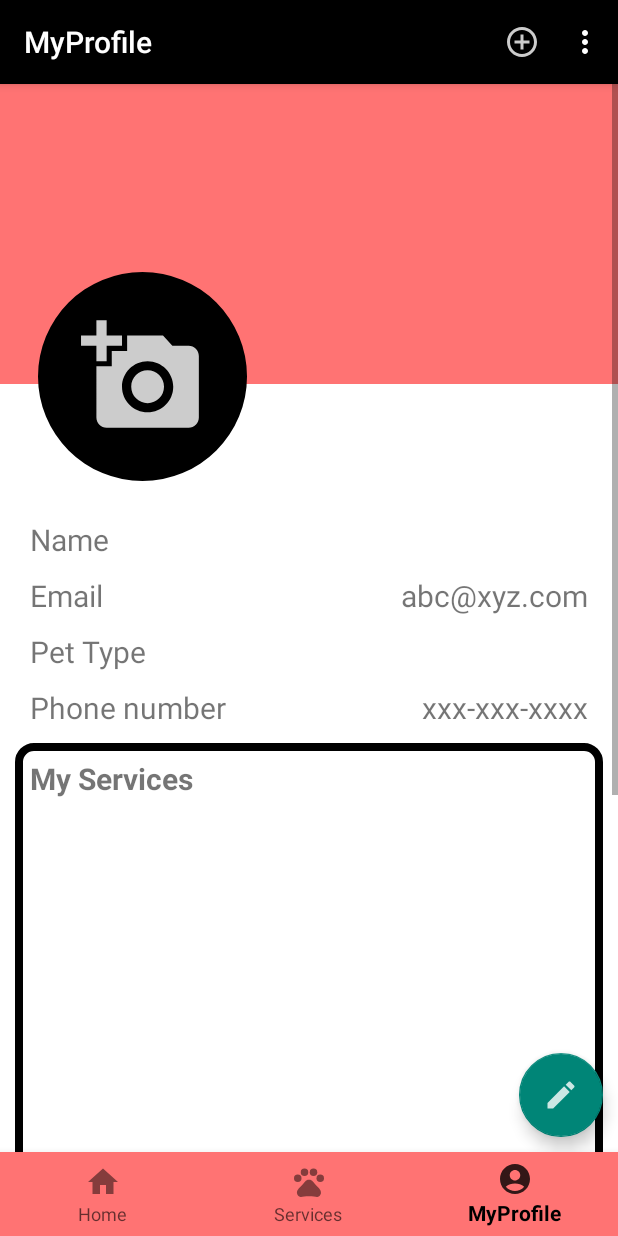
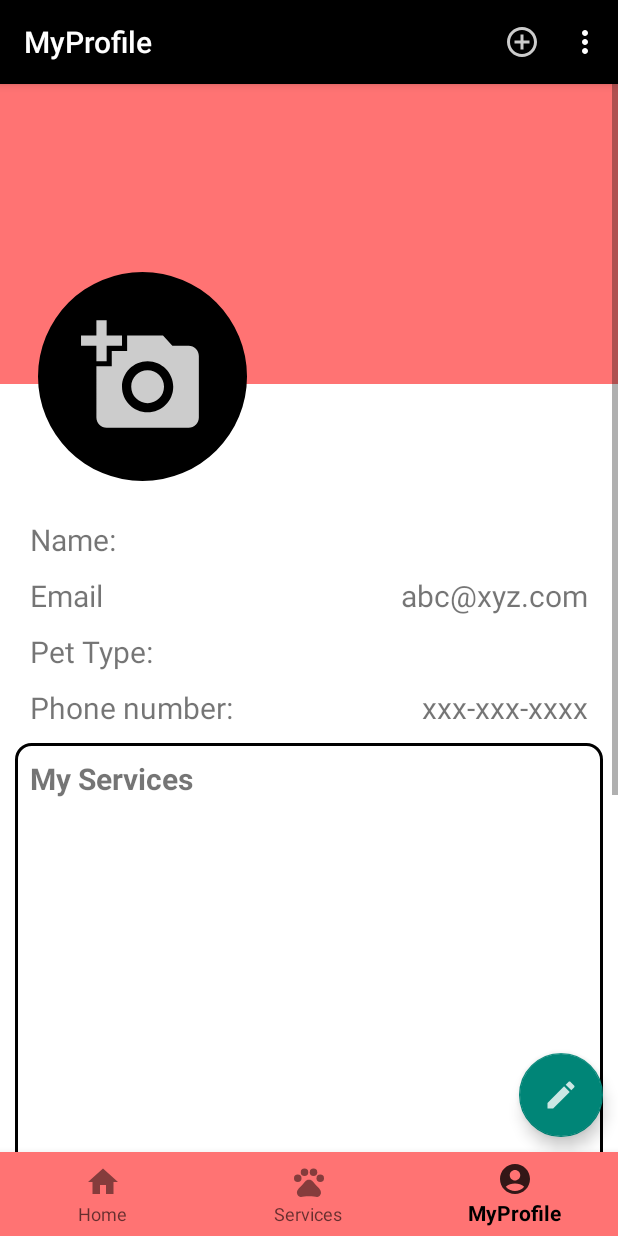
Before and after one commit to jagjyot98/Woof-n-Whiskers, an Android app: the screen it shows after launch once a user with an empty profile is signed in (ProfileActivity), item 3 of the bottom bar chosen, on a phone screen of 412 x 824 dp. Run offline under Robolectric (Android 15) with nearby library versions, the light colour scheme and no system bars; our stand-ins replace Firebase (no records; nobody signed in at launch, a user with empty details on screens opened directly), Picasso; Roboto replaces fonts that are not available here.

Commit message:
fonts and padding changes

```diff
--- a/app/src/main/res/drawable/rounded_corners_border.xml
+++ b/app/src/main/res/drawable/rounded_corners_border.xml
@@ -1,5 +1,5 @@
 <?xml version="1.0" encoding="utf-8"?>
 <shape xmlns:android="http://schemas.android.com/apk/res/android">
     <corners android:radius="10dp"/>
-    <stroke android:width="5dp"/>
+    <stroke android:width="2dp"/>
 </shape>
--- a/app/src/main/res/layout/activity_add_post.xml
+++ b/app/src/main/res/layout/activity_add_post.xml
@@ -15,6 +15,7 @@
             android:layout_width="match_parent"
             android:layout_height="wrap_content"
             android:hint="@string/add_title"
+
             android:id="@+id/pTitleEt"
             android:padding="10dp"
             android:singleLine="true"/>
@@ -33,6 +34,7 @@
             android:layout_height="wrap_content"
             android:hint="@string/enter_type_of_post"
             android:id="@+id/pTypeEt"
+
             android:padding="10dp"
             android:singleLine="true"/>
         <!--Location-->
@@ -41,6 +43,7 @@
             android:layout_height="wrap_content"
             android:hint="@string/enter_city"
             android:id="@+id/pLocationEt"
+
             android:padding="10dp"
             android:singleLine="true"/>
         <!--Description-->
@@ -50,7 +53,9 @@
             android:hint="@string/enter_description"
             android:inputType="textCapSentences|textMultiLine"
             android:minHeight="120dp"
+
             android:gravity="start"
+
             android:id="@+id/pDescriptionEt"
             android:padding="10dp"
             android:singleLine="true"/>
@@ -58,6 +63,7 @@
             android:layout_width="wrap_content"
             android:layout_height="wrap_content"
             android:id="@+id/pUploadBtn"
+
             android:background="@color/lightBrown"
             android:layout_gravity="end"
             android:text="@string/addpost"/>
--- a/app/src/main/res/layout/activity_other_profile.xml
+++ b/app/src/main/res/layout/activity_other_profile.xml
@@ -42,7 +42,7 @@
                 android:layout_width="wrap_content"
                 android:layout_height="wrap_content"
                 android:id="@+id/nameTvLabel"
-                android:layout_marginStart="20dp"
+                android:layout_marginStart="10dp"
                 android:textSize="20sp"
                 android:text="@string/name"
                 android:layout_below="@+id/coverIv"
@@ -64,7 +64,9 @@
                 android:id="@+id/recyclerviewPosts"
                 android:layout_below="@+id/nameTvLabel"
                 android:layout_width="match_parent"
-                android:layout_height="match_parent">
+                android:layout_height="match_parent"
+                android:layout_marginStart="10sp"
+                android:layout_marginEnd="10sp">
 
             </androidx.recyclerview.widget.RecyclerView>
 
--- a/app/src/main/res/layout/activity_service_details.xml
+++ b/app/src/main/res/layout/activity_service_details.xml
@@ -89,7 +89,7 @@
                 android:layout_width="match_parent"
                 android:layout_height="wrap_content"
                 android:layout_alignParentEnd="true"
-                android:layout_margin="10dp"
+                android:layout_margin="5dp"
                 android:text="Price:"
                 android:textSize="16dp" />
         </LinearLayout>
--- a/app/src/main/res/layout/activity_service_provider_nconfirm.xml
+++ b/app/src/main/res/layout/activity_service_provider_nconfirm.xml
@@ -12,7 +12,10 @@
         android:id="@+id/serviceDate"
         android:layout_width="match_parent"
         android:layout_height="55dp"
-        android:layout_margin="10dp"
+        android:layout_marginTop="40dp"
+        android:layout_marginLeft="10dp"
+        android:layout_marginRight="10dp"
+        android:layout_marginBottom="10dp"
         android:ems="10"
         android:hint="Service Date"
         android:inputType="date" />
--- a/app/src/main/res/layout/fragment_profile.xml
+++ b/app/src/main/res/layout/fragment_profile.xml
@@ -40,15 +40,16 @@
                     android:padding="5dp"/>
 
             </LinearLayout>
+
             <TextView
+                android:id="@+id/nameLabel"
                 android:layout_width="wrap_content"
                 android:layout_height="wrap_content"
-                android:id="@+id/nameLabel"
+                android:layout_below="@+id/petPic"
                 android:layout_marginStart="20dp"
-                android:textSize="20sp"
+                android:layout_marginTop="90sp"
                 android:text="@string/name"
-                android:layout_below="@+id/petPic"
-                android:layout_marginTop="90sp"/>
+                android:textSize="20sp" />
             <TextView
                 android:layout_width="wrap_content"
                 android:layout_height="wrap_content"
@@ -76,6 +77,7 @@
                 android:textSize="20sp"
                 android:layout_alignParentEnd="true"
                 android:layout_marginEnd="20dp"
+
                 android:text="@string/abc_xyz_com"
                 android:layout_below="@+id/nameFrbs"
                 android:layout_marginTop="10sp"/>
@@ -122,11 +124,14 @@
 
             <LinearLayout
                 android:id="@+id/servicesBox"
-                android:layout_below="@+id/phoneFrbs"
                 android:layout_width="match_parent"
                 android:layout_height="300dp"
+                android:layout_below="@+id/phoneFrbs"
+                android:layout_marginStart="10dp"
+                android:layout_marginTop="10dp"
+                android:layout_marginEnd="10dp"
+                android:layout_marginBottom="10dp"
                 android:background="@drawable/rounded_corners_border"
-                android:layout_margin="10dp"
                 android:orientation="vertical">
 
                 <TextView
@@ -144,9 +149,8 @@
                     android:layout_width="match_parent"
                     android:layout_height="wrap_content"
                     android:layout_marginLeft="10dp"
-                    android:layout_marginBottom="5dp"
-                    android:layout_marginRight="10dp">
-                </androidx.recyclerview.widget.RecyclerView>
+                    android:layout_marginRight="10dp"
+                    android:layout_marginBottom="5dp"></androidx.recyclerview.widget.RecyclerView>
             </LinearLayout>
 
             <LinearLayout
--- a/app/src/main/res/values/strings.xml
+++ b/app/src/main/res/values/strings.xml
@@ -21,12 +21,12 @@
     <string name="home">Home</string>
     <string name="services">Services</string>
     <string name="profile">Profile</string>
-    <string name="name">Name</string>
-    <string name="pet_type">Pet Type</string>
+    <string name="name">Name:</string>
+    <string name="pet_type">Pet Type:</string>
     <string name="abc_xyz_com">abc@xyz.com</string>
     <string name="cat_dog">Cat/Dog</string>
     <string name="xxx_xxx_xxxx">xxx-xxx-xxxx</string>
-    <string name="phone_number">Phone number</string>
+    <string name="phone_number">Phone number:</string>
     <string name="logout">Logout</string>
     <string name="search">Search</string>
     <string name="title_activity_add_post">AddPostActivity</string>
```
Also changed, not shown: app/src/main/res/layout/activity_login.xml (+7 -4 lines), app/src/main/res/layout/activity_register.xml (+10 -3 lines), app/src/main/res/layout/fragment_services.xml (+10 -4 lines), app/src/main/res/layout/row_posts.xml (+31 -13 lines), app/src/main/res/layout/service_row.xml (+8 -2 lines), 1 other file.
